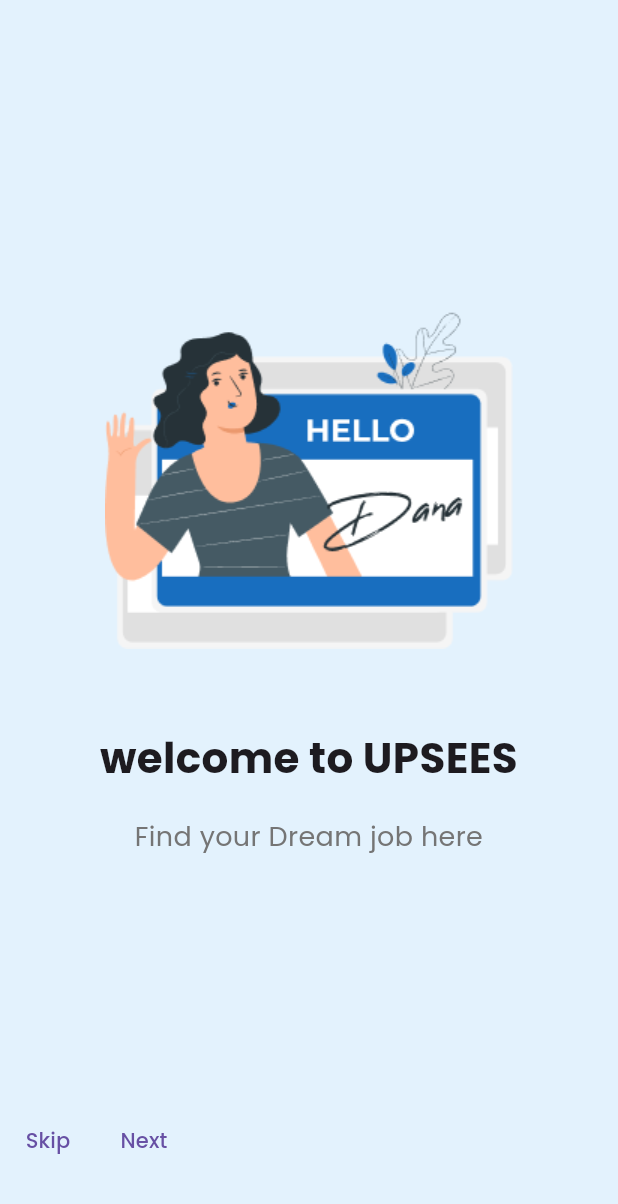
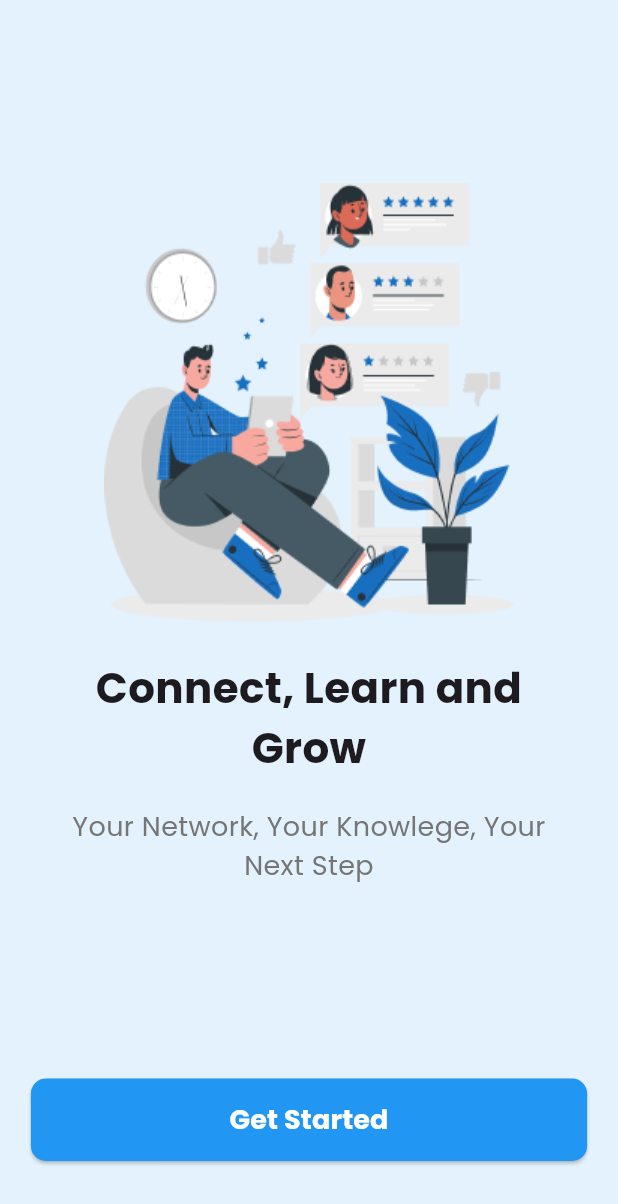
Before and after one commit to madushahc/Job_App, a Flutter app: the screen it shows after launch, after a tap on "Skip", on a phone screen of 412 x 824 dp. Shown: the top 1204 px of the screen. Run offline on Flutter 3.47's test engine with Material 3 defaults, Android fonts, the phone set to English and light mode, and no system bars; our stand-ins replace carousel_slider, cloud_firestore, curved_navigation_bar, firebase_auth, firebase_core, firebase_storage and 7 more; missing offline and left inert: amicons, dialog_flowtter; accounts and stored records are empty; project files that could hold a hidden picture were left out.

Commit message:
Update onboarding screen

```diff
--- a/job_app/lib/pages/onboarding.dart
+++ b/job_app/lib/pages/onboarding.dart
@@ -1,6 +1,9 @@
+import 'dart:async';
+
 import 'package:flutter/material.dart';
 import 'package:job_app/pages/login_page.dart';
 import 'package:shared_preferences/shared_preferences.dart';
+import 'package:smooth_page_indicator/smooth_page_indicator.dart';
 
 class OnboardingScreen extends StatefulWidget {
   @override
@@ -11,9 +14,11 @@ class _OnboardingScreenState extends State<OnboardingScreen> {
   final PageController _pageController = PageController();
   int _currentPage = 0;
 
+  bool isLastPage = false;
+
   List<OnboardingContent> contents = [
     OnboardingContent(
-      title: "welcome to UPSEES",
+      title: "Welcome to UPSEES",
       image: "assets/onboard3.png",
       description: "Find your Dream job here",
     ),
@@ -41,6 +46,7 @@ class _OnboardingScreenState extends State<OnboardingScreen> {
               onPageChanged: (int page) {
                 setState(() {
                   _currentPage = page;
+                  isLastPage = contents.length - 1 == page;
                 });
               },
               itemBuilder: (context, index) {
@@ -77,22 +83,52 @@ class _OnboardingScreenState extends State<OnboardingScreen> {
               },
             ),
           ),
-          Row(
+          Container(
+            padding: EdgeInsets.symmetric(
+              horizontal: 10,
+              vertical: 10,
+            ),
+            child: isLastPage
+                ? getStarted(context)
+                : Row(
+                    mainAxisAlignment: MainAxisAlignment.spaceBetween,
                     children: [
                       //Skip button
                       TextButton(
-                onPressed: () {},
+                        style: TextButton.styleFrom(
+                          foregroundColor: Colors.blueGrey,
+                        ),
+                        onPressed: () =>
+                            _pageController.jumpToPage(contents.length - 1),
                         child: const Text("Skip"),
                       ),
 
                       //Indicator
+                      SmoothPageIndicator(
+                        controller: _pageController,
+                        count: contents.length,
+                        onDotClicked: (index) => _pageController.animateToPage(
+                            index,
+                            duration: Duration(microseconds: 600),
+                            curve: Curves.easeIn),
+                        effect: WormEffect(
+                            dotHeight: 12,
+                            dotWidth: 12,
+                            activeDotColor: Colors.blue),
+                      ),
 
                       //Next button
                       TextButton(
-                onPressed: () {},
+                        style: TextButton.styleFrom(
+                          foregroundColor: Colors.blue,
+                        ),
+                        onPressed: () => _pageController.nextPage(
+                            duration: const Duration(microseconds: 600),
+                            curve: Curves.easeIn),
                         child: const Text("Next"),
                       ),
                     ],
+                  ),
           ),
           SizedBox(height: 40),
         ],
@@ -124,3 +160,32 @@ class OnboardingContent {
     required this.description,
   });
 }
+
+Widget getStarted(BuildContext context) {
+  return Container(
+    width: MediaQuery.of(context).size.width * .9,
+    height: 55,
+    child: ElevatedButton(
+      style: ElevatedButton.styleFrom(
+        backgroundColor: Colors.blue,
+        shape: RoundedRectangleBorder(
+          borderRadius: BorderRadius.circular(10),
+        ),
+      ),
+      onPressed: () {
+        Navigator.pushReplacement(
+          context,
+          MaterialPageRoute(builder: (context) => LoginScreen()),
+        );
+      },
+      child: Text(
+        "Get Started",
+        style: TextStyle(
+          color: Colors.white,
+          fontSize: 18,
+          fontWeight: FontWeight.bold,
+        ),
+      ),
+    ),
+  );
+}
--- a/job_app/pubspec.yaml
+++ b/job_app/pubspec.yaml
@@ -57,6 +57,7 @@ dependencies:
   cloud_firestore: ^5.6.7
   firebase_storage: ^12.4.5
   intl: ^0.19.0
+  smooth_page_indicator: ^1.2.1
 
 dev_dependencies:
   flutter_test:
```
Also changed, not shown: job_app/pubspec.lock. Lines whose indentation alone changed are shown as unchanged.
